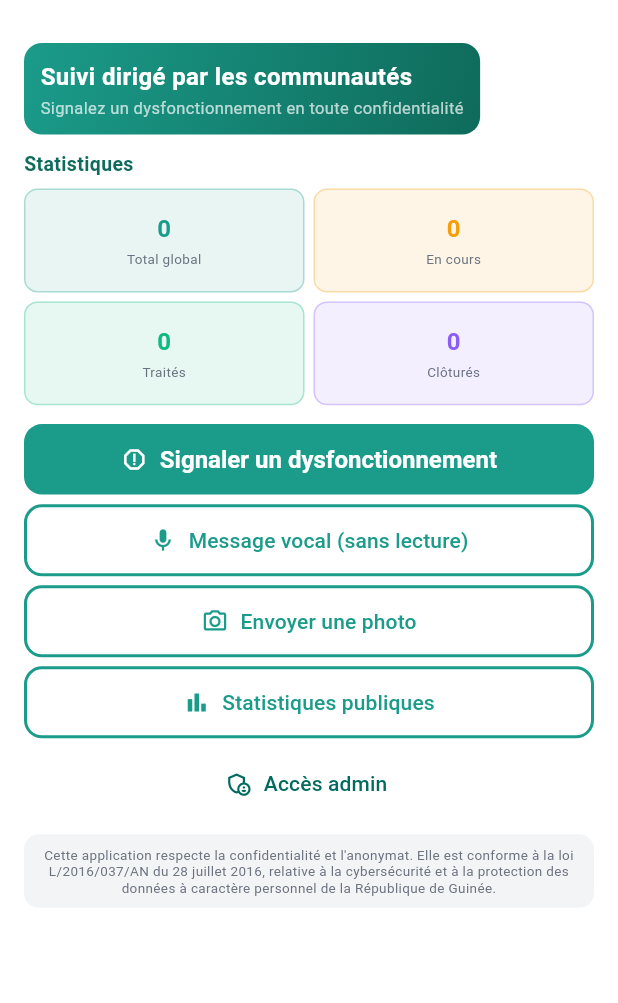
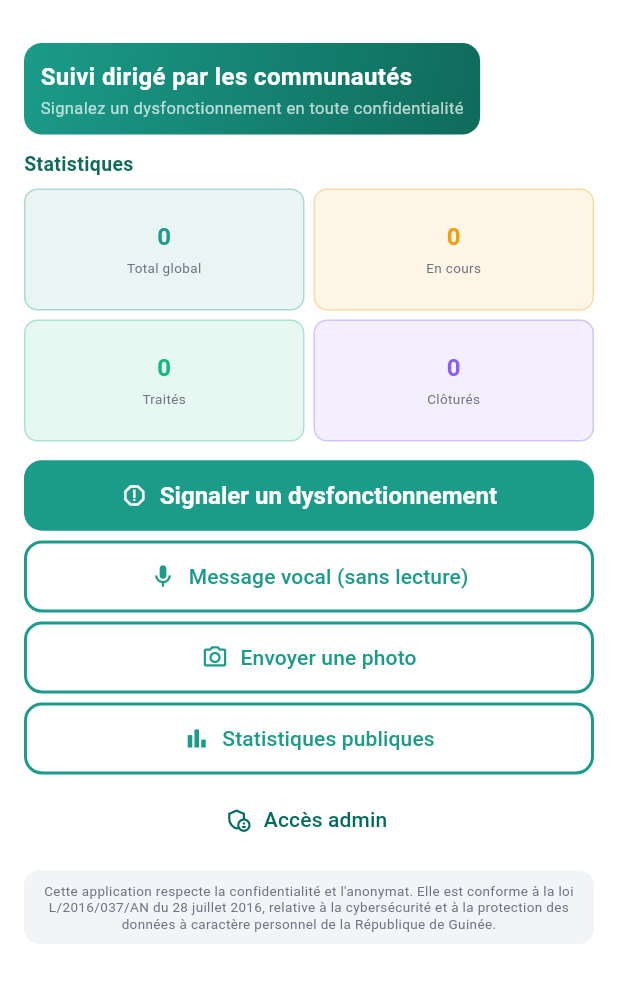
Before and after one commit to zidaboureima-dot/clm_ocass_v3, a Flutter app: the screen it shows after launch, on a phone screen of 412 x 824 dp, the part 59-1062 px from its top. Run offline on Flutter 3.47's test engine with Material 3 defaults, Android fonts, the light colour scheme and no system bars; our stand-ins replace audioplayers, image_picker, supabase_flutter; missing offline and left inert: record; accounts and stored records are empty.

Commit message:
Corrections spinner, débordement cartes stats et retrait aws_sqs_api
Inverse l'ordre hasError/hasData sur main.dart et stats_body.dart pour
supprimer le spinner infini. Ajuste childAspectRatio et rend le libellé
flexible pour corriger le débordement des cartes stats sur écran étroit.
Retire la dépendance morte aws_sqs_api du pubspec, ce qui débloque la
compilation.

```diff
--- a/lib/main.dart
+++ b/lib/main.dart
@@ -42,7 +42,13 @@ class _HomePageState extends State<HomePage> {
   @override
   void initState() {
     super.initState();
+    _chargerStats();
+  }
+
+  void _chargerStats() {
+    setState(() {
       statsStream = SignalementService().streamSignalements();
+    });
   }
 
   @override
@@ -90,20 +96,41 @@ class _HomePageState extends State<HomePage> {
             StreamBuilder<List<Map<String, dynamic>>>(
               stream: statsStream,
               builder: (context, snapshot) {
-                if (!snapshot.hasData) {
-                  return const Center(child: CircularProgressIndicator());
+                if (snapshot.hasError) {
+                  return Padding(
+                    padding: const EdgeInsets.symmetric(vertical: 16),
+                    child: Column(
+                      children: [
+                        const Text(
+                          'Statistiques momentanément indisponibles',
+                          style: TextStyle(color: AppColors.grisTexte, fontSize: 12),
+                          textAlign: TextAlign.center,
+                        ),
+                        const SizedBox(height: 8),
+                        OutlinedButton.icon(
+                          icon: const Icon(Icons.refresh, size: 18),
+                          label: const Text('Réessayer'),
+                          onPressed: _chargerStats,
+                        ),
+                      ],
+                    ),
+                  );
                 }
-                if (snapshot.hasError) {
-                  return const Text('Erreur chargement stats');
+                if (snapshot.connectionState == ConnectionState.waiting &&
+                    !snapshot.hasData) {
+                  return const Padding(
+                    padding: EdgeInsets.symmetric(vertical: 24),
+                    child: Center(child: CircularProgressIndicator()),
+                  );
                 }
-                final stats = SignalementService().calculerStats(snapshot.data!);
+                final stats = SignalementService().calculerStats(snapshot.data ?? []);
                 return GridView.count(
                   shrinkWrap: true,
                   physics: const NeverScrollableScrollPhysics(),
                   crossAxisCount: 2,
                   mainAxisSpacing: 6,
                   crossAxisSpacing: 6,
-                  childAspectRatio: 2.7,
+                  childAspectRatio: 2.3,
                   children: [
                     _StatCard('Total global', stats['total'] ?? 0, AppColors.vertPrimaire),
                     _StatCard('En cours', stats['en_cours'] ?? 0, AppColors.orange),
@@ -197,7 +224,7 @@ class _StatCard extends StatelessWidget {
   @override
   Widget build(BuildContext context) {
     return Container(
-      padding: const EdgeInsets.symmetric(horizontal: 8, vertical: 3),
+      padding: const EdgeInsets.symmetric(horizontal: 8, vertical: 4),
       decoration: BoxDecoration(
         color: color.withValues(alpha: 0.1),
         border: Border.all(color: color.withValues(alpha: 0.3)),
@@ -205,16 +232,22 @@ class _StatCard extends StatelessWidget {
       ),
       child: Column(
         mainAxisAlignment: MainAxisAlignment.center,
+        mainAxisSize: MainAxisSize.min,
         children: [
-          Text(value.toString(), style: TextStyle(fontSize: 16, fontWeight: FontWeight.bold, color: color)),
-          const SizedBox(height: 1),
           Text(
+            value.toString(),
+            style: TextStyle(fontSize: 16, fontWeight: FontWeight.bold, color: color),
+          ),
+          const SizedBox(height: 2),
+          Flexible(
+            child: Text(
               label,
               style: const TextStyle(fontSize: 9, color: AppColors.grisTexte),
               textAlign: TextAlign.center,
               maxLines: 1,
               overflow: TextOverflow.ellipsis,
             ),
+          ),
         ],
       ),
     );
--- a/pubspec.yaml
+++ b/pubspec.yaml
@@ -41,6 +41,8 @@ dependencies:
   image_picker: ^1.1.2
   image: ^4.2.0
 
+
+  # autres dépendances...
   # The following adds the Cupertino Icons font to your application.
   # Use with the CupertinoIcons class for iOS style icons.
   cupertino_icons: ^1.0.8
```
Also changed, not shown: lib/screens/stats_body.dart (+15 -5 lines). Lines whose indentation alone changed are shown as unchanged.
